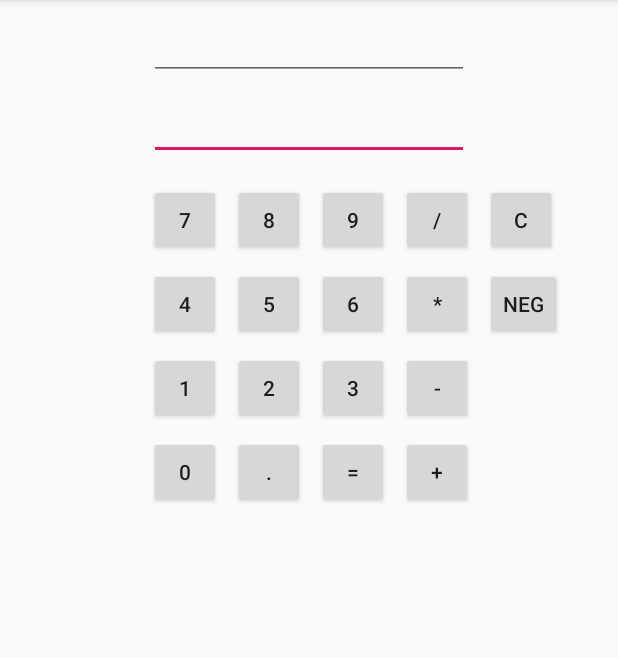
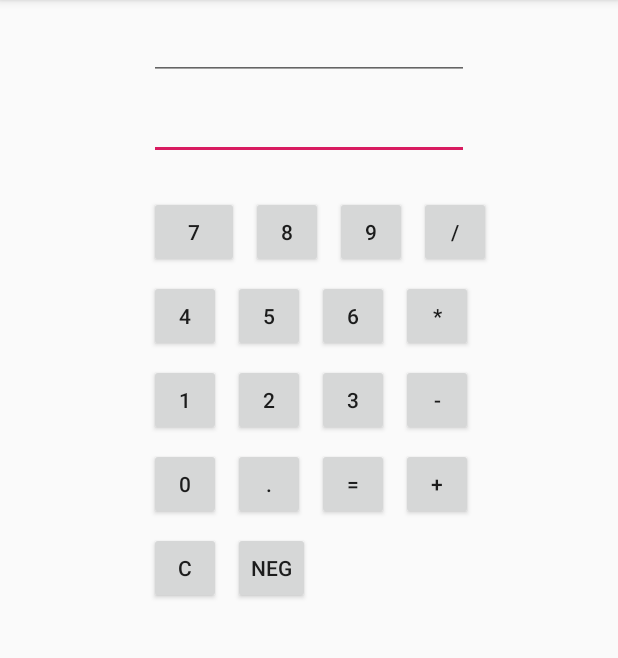
Before and after one commit to z35ali/Calculator, an Android app: the screen it shows after launch (MainActivity), on a phone screen of 412 x 824 dp, the part 84-742 px from its top. Run offline under Robolectric (Android 15) with nearby library versions, the phone set to English and light mode, and no system bars.

Commit message:
Layout Changes
- Landscape buttons wider

```diff
--- a/app/src/main/res/layout-land/activity_main.xml
+++ b/app/src/main/res/layout-land/activity_main.xml
@@ -49,7 +49,7 @@
         android:layout_width="wrap_content"
         android:layout_height="48dp"
         android:layout_marginRight="8dp"
-        android:minWidth="48dp"
+        android:minWidth="70dp"
         android:text="0"
         app:layout_constraintBaseline_toBaselineOf="@+id/buttonDecimal"
         app:layout_constraintRight_toLeftOf="@+id/buttonDecimal" />
@@ -58,9 +58,8 @@
         android:id="@+id/button1"
         android:layout_width="wrap_content"
         android:layout_height="wrap_content"
-        android:layout_marginEnd="8dp"
         android:layout_marginRight="8dp"
-        android:minWidth="48dp"
+        android:minWidth="70dp"
         android:text="1"
         app:layout_constraintBaseline_toBaselineOf="@+id/button2"
         app:layout_constraintRight_toLeftOf="@+id/button2" />
@@ -69,7 +68,7 @@
         android:id="@+id/button2"
         android:layout_width="wrap_content"
         android:layout_height="wrap_content"
-        android:minWidth="48dp"
+        android:minWidth="70dp"
         android:text="2"
         app:layout_constraintBaseline_toBaselineOf="@+id/button3"
         app:layout_constraintRight_toRightOf="@+id/button5" />
@@ -79,7 +78,7 @@
         android:layout_width="wrap_content"
         android:layout_height="wrap_content"
         android:layout_marginTop="8dp"
-        android:minWidth="48dp"
+        android:minWidth="70dp"
         android:text="3"
         app:layout_constraintLeft_toLeftOf="@+id/button6"
         app:layout_constraintTop_toBottomOf="@+id/button6" />
@@ -88,9 +87,8 @@
         android:id="@+id/button4"
         android:layout_width="wrap_content"
         android:layout_height="wrap_content"
-        android:layout_marginEnd="8dp"
         android:layout_marginRight="8dp"
-        android:minWidth="48dp"
+        android:minWidth="70dp"
         android:text="4"
         app:layout_constraintBaseline_toBaselineOf="@+id/button5"
         app:layout_constraintRight_toLeftOf="@+id/button5" />
@@ -99,7 +97,7 @@
         android:id="@+id/button5"
         android:layout_width="wrap_content"
         android:layout_height="wrap_content"
-        android:minWidth="48dp"
+        android:minWidth="70dp"
         android:text="5"
         app:layout_constraintBaseline_toBaselineOf="@+id/button6"
         app:layout_constraintRight_toRightOf="@+id/button8" />
@@ -109,7 +107,7 @@
         android:layout_width="wrap_content"
         android:layout_height="wrap_content"
         android:layout_marginTop="8dp"
-        android:minWidth="48dp"
+        android:minWidth="70dp"
         android:text="6"
         app:layout_constraintLeft_toLeftOf="@+id/button9"
         app:layout_constraintTop_toBottomOf="@+id/button9" />
@@ -118,9 +116,8 @@
         android:id="@+id/button7"
         android:layout_width="wrap_content"
         android:layout_height="wrap_content"
-        android:layout_marginEnd="8dp"
         android:layout_marginRight="8dp"
-        android:minWidth="48dp"
+        android:minWidth="70dp"
         android:text="7"
         app:layout_constraintBaseline_toBaselineOf="@+id/button8"
         app:layout_constraintRight_toLeftOf="@+id/button8" />
@@ -129,9 +126,8 @@
         android:id="@+id/button8"
         android:layout_width="wrap_content"
         android:layout_height="wrap_content"
-        android:layout_marginEnd="8dp"
         android:layout_marginRight="8dp"
-        android:minWidth="48dp"
+        android:minWidth="70dp"
         android:text="8"
         app:layout_constraintBaseline_toBaselineOf="@+id/button9"
         app:layout_constraintRight_toLeftOf="@+id/button9" />
@@ -140,12 +136,10 @@
         android:id="@+id/button9"
         android:layout_width="wrap_content"
         android:layout_height="wrap_content"
-        android:layout_marginStart="16dp"
         android:layout_marginLeft="16dp"
         android:layout_marginTop="8dp"
-        android:layout_marginEnd="16dp"
         android:layout_marginRight="16dp"
-        android:minWidth="48dp"
+        android:minWidth="70dp"
         android:text="9"
         app:layout_constraintLeft_toLeftOf="@+id/activity_main"
         app:layout_constraintRight_toRightOf="@+id/activity_main"
@@ -156,8 +150,7 @@
         android:layout_width="wrap_content"
         android:layout_height="wrap_content"
         android:layout_marginLeft="8dp"
-        android:layout_marginStart="8dp"
-        android:minWidth="48dp"
+        android:minWidth="70dp"
         android:text="/"
         app:layout_constraintBaseline_toBaselineOf="@+id/button9"
         app:layout_constraintLeft_toRightOf="@+id/button9" />
@@ -167,8 +160,7 @@
         android:layout_width="wrap_content"
         android:layout_height="wrap_content"
         android:layout_marginLeft="8dp"
-        android:layout_marginStart="8dp"
-        android:minWidth="48dp"
+        android:minWidth="70dp"
         android:text="*"
         app:layout_constraintBaseline_toBaselineOf="@+id/button6"
         app:layout_constraintLeft_toRightOf="@+id/button6" />
@@ -178,8 +170,7 @@
         android:layout_width="wrap_content"
         android:layout_height="48dp"
         android:layout_marginLeft="8dp"
-        android:layout_marginStart="8dp"
-        android:minWidth="48dp"
+        android:minWidth="70dp"
         android:text="-"
         app:layout_constraintBaseline_toBaselineOf="@+id/button3"
         app:layout_constraintLeft_toRightOf="@+id/button3" />
@@ -189,8 +180,7 @@
         android:layout_width="wrap_content"
         android:layout_height="wrap_content"
         android:layout_marginLeft="8dp"
-        android:layout_marginStart="8dp"
-        android:minWidth="48dp"
+        android:minWidth="70dp"
         android:text="+"
         app:layout_constraintBaseline_toBaselineOf="@+id/buttonEquals"
         app:layout_constraintLeft_toRightOf="@+id/buttonEquals" />
@@ -199,7 +189,7 @@
         android:id="@+id/buttonDecimal"
         android:layout_width="wrap_content"
         android:layout_height="wrap_content"
-        android:minWidth="48dp"
+        android:minWidth="70dp"
         android:text="."
         app:layout_constraintBaseline_toBaselineOf="@+id/buttonEquals"
         app:layout_constraintRight_toRightOf="@+id/button2" />
@@ -209,7 +199,7 @@
         android:layout_width="wrap_content"
         android:layout_height="wrap_content"
         android:layout_marginTop="8dp"
-        android:minWidth="48dp"
+        android:minWidth="70dp"
         android:text="="
         app:layout_constraintLeft_toLeftOf="@+id/button3"
         app:layout_constraintTop_toBottomOf="@+id/button3" />
--- a/app/src/main/res/layout/activity_main.xml
+++ b/app/src/main/res/layout/activity_main.xml
@@ -2,6 +2,7 @@
 <android.support.constraint.ConstraintLayout xmlns:android="http://schemas.android.com/apk/res/android"
     xmlns:app="http://schemas.android.com/apk/res-auto"
     xmlns:tools="http://schemas.android.com/tools"
+    android:id="@+id/activity_main"
     android:layout_width="match_parent"
     android:layout_height="match_parent"
     tools:context=".MainActivity">
@@ -13,17 +14,73 @@
         android:layout_marginStart="8dp"
         android:minWidth="48dp"
         android:text="NEG"
-        app:layout_constraintBaseline_toBaselineOf="@+id/buttonMultiply"
-        app:layout_constraintStart_toEndOf="@+id/buttonMultiply" />
+        app:layout_constraintBaseline_toBaselineOf="@+id/buttonClear"
+        app:layout_constraintStart_toEndOf="@+id/buttonClear" />
+
+    <Button
+        android:id="@+id/buttonClear"
+        android:layout_width="wrap_content"
+        android:layout_height="wrap_content"
+        android:layout_marginTop="8dp"
+        android:minWidth="48dp"
+        android:text="C"
+        app:layout_constraintStart_toStartOf="@+id/button0"
+        app:layout_constraintTop_toBottomOf="@+id/button0" />
+
+    <EditText
+        android:id="@+id/result"
+        android:layout_width="wrap_content"
+        android:layout_height="wrap_content"
+        android:layout_marginEnd="8dp"
+        android:layout_marginLeft="8dp"
+        android:layout_marginRight="8dp"
+        android:layout_marginStart="8dp"
+        android:layout_marginTop="8dp"
+        android:ems="10"
+        android:focusable="false"
+        android:focusableInTouchMode="false"
+        android:inputType="numberSigned|numberDecimal"
+        app:layout_constraintLeft_toLeftOf="@+id/activity_main"
+        app:layout_constraintRight_toRightOf="@+id/activity_main"
+        app:layout_constraintTop_toTopOf="@+id/activity_main" />
+
+    <TextView
+        android:id="@+id/operation"
+        android:layout_width="wrap_content"
+        android:layout_height="wrap_content"
+        android:layout_marginEnd="8dp"
+        android:layout_marginLeft="8dp"
+        android:layout_marginRight="8dp"
+        android:layout_marginStart="8dp"
+        android:textSize="18sp"
+        android:textStyle="normal|bold"
+        app:layout_constraintBaseline_toBaselineOf="@+id/newNumber"
+        app:layout_constraintLeft_toLeftOf="@+id/activity_main"
+        app:layout_constraintRight_toLeftOf="@+id/newNumber" />
+
+    <EditText
+        android:id="@+id/newNumber"
+        android:layout_width="wrap_content"
+        android:layout_height="wrap_content"
+        android:layout_marginEnd="8dp"
+        android:layout_marginLeft="8dp"
+        android:layout_marginRight="8dp"
+        android:layout_marginStart="8dp"
+        android:layout_marginTop="8dp"
+        android:ems="10"
+        android:inputType="numberSigned|numberDecimal"
+        app:layout_constraintLeft_toLeftOf="@+id/activity_main"
+        app:layout_constraintRight_toRightOf="@+id/activity_main"
+        app:layout_constraintTop_toBottomOf="@+id/result" />
 
     <Button
         android:id="@+id/button0"
         android:layout_width="wrap_content"
-        android:layout_height="wrap_content"
+        android:layout_height="48dp"
         android:layout_marginTop="8dp"
         android:minWidth="48dp"
         android:text="0"
-        app:layout_constraintStart_toStartOf="@+id/button1"
+        app:layout_constraintLeft_toLeftOf="@+id/button1"
         app:layout_constraintTop_toBottomOf="@+id/button1" />
 
     <Button
@@ -33,28 +90,28 @@
         android:layout_marginTop="8dp"
         android:minWidth="48dp"
         android:text="1"
-        app:layout_constraintStart_toStartOf="@+id/button4"
+        app:layout_constraintLeft_toLeftOf="@+id/button4"
         app:layout_constraintTop_toBottomOf="@+id/button4" />
 
     <Button
         android:id="@+id/button2"
         android:layout_width="wrap_content"
         android:layout_height="wrap_content"
-        android:layout_marginStart="8dp"
+        android:layout_marginLeft="8dp"
         android:minWidth="48dp"
         android:text="2"
         app:layout_constraintBaseline_toBaselineOf="@+id/button1"
-        app:layout_constraintStart_toEndOf="@+id/button1" />
+        app:layout_constraintLeft_toRightOf="@+id/button1" />
 
     <Button
         android:id="@+id/button3"
         android:layout_width="wrap_content"
         android:layout_height="wrap_content"
-        android:layout_marginStart="8dp"
+        android:layout_marginLeft="8dp"
         android:minWidth="48dp"
         android:text="3"
         app:layout_constraintBaseline_toBaselineOf="@+id/button2"
-        app:layout_constraintStart_toEndOf="@+id/button2" />
+        app:layout_constraintLeft_toRightOf="@+id/button2" />
 
     <Button
         android:id="@+id/button4"
@@ -63,35 +120,35 @@
         android:layout_marginTop="8dp"
         android:minWidth="48dp"
         android:text="4"
-        app:layout_constraintStart_toStartOf="@+id/button7"
+        app:layout_constraintLeft_toLeftOf="@+id/button7"
         app:layout_constraintTop_toBottomOf="@+id/button7" />
 
     <Button
         android:id="@+id/button5"
         android:layout_width="wrap_content"
         android:layout_height="wrap_content"
-        android:layout_marginStart="8dp"
+        android:layout_marginLeft="8dp"
         android:minWidth="48dp"
         android:text="5"
         app:layout_constraintBaseline_toBaselineOf="@+id/button4"
-        app:layout_constraintStart_toEndOf="@+id/button4" />
+        app:layout_constraintLeft_toRightOf="@+id/button4" />
 
     <Button
         android:id="@+id/button6"
         android:layout_width="wrap_content"
         android:layout_height="wrap_content"
-        android:layout_marginStart="8dp"
+        android:layout_marginLeft="8dp"
         android:minWidth="48dp"
         android:text="6"
         app:layout_constraintBaseline_toBaselineOf="@+id/button5"
-        app:layout_constraintStart_toEndOf="@+id/button5" />
+        app:layout_constraintLeft_toRightOf="@+id/button5" />
 
     <Button
         android:id="@+id/button7"
         android:layout_width="wrap_content"
         android:layout_height="wrap_content"
-        android:layout_marginTop="16dp"
-        android:minWidth="48dp"
+        android:layout_marginTop="24dp"
+        android:minWidth="60dp"
         android:text="7"
         app:layout_constraintStart_toStartOf="@+id/newNumber"
         app:layout_constraintTop_toBottomOf="@+id/newNumber" />
@@ -100,131 +157,80 @@
         android:id="@+id/button8"
         android:layout_width="wrap_content"
         android:layout_height="wrap_content"
-        android:layout_marginStart="8dp"
+        android:layout_marginLeft="8dp"
         android:minWidth="48dp"
         android:text="8"
         app:layout_constraintBaseline_toBaselineOf="@+id/button7"
-        app:layout_constraintStart_toEndOf="@+id/button7" />
+        app:layout_constraintLeft_toRightOf="@+id/button7" />
 
     <Button
         android:id="@+id/button9"
         android:layout_width="wrap_content"
         android:layout_height="wrap_content"
-        android:layout_marginStart="8dp"
+        android:layout_marginLeft="8dp"
         android:minWidth="48dp"
         android:text="9"
         app:layout_constraintBaseline_toBaselineOf="@+id/button8"
-        app:layout_constraintStart_toEndOf="@+id/button8" />
+        app:layout_constraintLeft_toRightOf="@+id/button8" />
 
     <Button
         android:id="@+id/buttonDivide"
         android:layout_width="wrap_content"
         android:layout_height="wrap_content"
-        android:layout_marginStart="8dp"
+        android:layout_marginLeft="8dp"
         android:minWidth="48dp"
         android:text="/"
         app:layout_constraintBaseline_toBaselineOf="@+id/button9"
-        app:layout_constraintStart_toEndOf="@+id/button9" />
-
-    <Button
-        android:id="@+id/buttonClear"
-        android:layout_width="wrap_content"
-        android:layout_height="wrap_content"
-        android:layout_marginStart="8dp"
-        android:minWidth="48dp"
-        android:text="C"
-        app:layout_constraintBaseline_toBaselineOf="@+id/buttonDivide"
-        app:layout_constraintStart_toEndOf="@+id/buttonDivide" />
+        app:layout_constraintLeft_toRightOf="@+id/button9" />
 
     <Button
         android:id="@+id/buttonMultiply"
         android:layout_width="wrap_content"
         android:layout_height="wrap_content"
-        android:layout_marginStart="8dp"
+        android:layout_marginLeft="8dp"
         android:minWidth="48dp"
         android:text="*"
         app:layout_constraintBaseline_toBaselineOf="@+id/button6"
-        app:layout_constraintStart_toEndOf="@+id/button6" />
+        app:layout_constraintLeft_toRightOf="@+id/button6" />
 
     <Button
         android:id="@+id/buttonSubtract"
         android:layout_width="wrap_content"
-        android:layout_height="wrap_content"
-        android:layout_marginStart="8dp"
+        android:layout_height="48dp"
+        android:layout_marginLeft="8dp"
         android:minWidth="48dp"
         android:text="-"
         app:layout_constraintBaseline_toBaselineOf="@+id/button3"
-        app:layout_constraintStart_toEndOf="@+id/button3" />
+        app:layout_constraintLeft_toRightOf="@+id/button3" />
 
     <Button
         android:id="@+id/buttonAdd"
         android:layout_width="wrap_content"
         android:layout_height="wrap_content"
-        android:layout_marginStart="8dp"
+        android:layout_marginLeft="8dp"
         android:minWidth="48dp"
         android:text="+"
         app:layout_constraintBaseline_toBaselineOf="@+id/buttonEquals"
-        app:layout_constraintStart_toEndOf="@+id/buttonEquals" />
+        app:layout_constraintLeft_toRightOf="@+id/buttonEquals" />
+
+    <Button
+        android:id="@+id/buttonDecimal"
+        android:layout_width="wrap_content"
+        android:layout_height="wrap_content"
+        android:layout_marginLeft="8dp"
+        android:minWidth="48dp"
+        android:text="."
+        app:layout_constraintBaseline_toBaselineOf="@+id/button0"
+        app:layout_constraintLeft_toRightOf="@+id/button0" />
 
     <Button
         android:id="@+id/buttonEquals"
         android:layout_width="wrap_content"
         android:layout_height="wrap_content"
-        android:layout_marginStart="8dp"
+        android:layout_marginLeft="8dp"
         android:minWidth="48dp"
         android:text="="
         app:layout_constraintBaseline_toBaselineOf="@+id/buttonDecimal"
-        app:layout_constraintStart_toEndOf="@+id/buttonDecimal" />
-
-    <Button
-        android:id="@+id/buttonDecimal"
-        android:layout_width="wrap_content"
-        android:layout_height="wrap_content"
-        android:layout_marginStart="8dp"
-        android:minWidth="48dp"
-        android:text="."
-        app:layout_constraintBaseline_toBaselineOf="@+id/button0"
-        app:layout_constraintStart_toEndOf="@+id/button0" />
-
-    <EditText
-        android:id="@+id/result"
-        android:layout_width="wrap_content"
-        android:layout_height="wrap_content"
-        android:layout_marginStart="8dp"
-        android:layout_marginTop="8dp"
-        android:layout_marginEnd="8dp"
-        android:ems="10"
-        android:focusable="false"
-        android:focusableInTouchMode="false"
-        android:inputType="numberSigned"
-        app:layout_constraintEnd_toEndOf="parent"
-        app:layout_constraintHorizontal_bias="0.5"
-        app:layout_constraintStart_toStartOf="parent"
-        app:layout_constraintTop_toTopOf="parent" />
-
-    <TextView
-        android:id="@+id/operation"
-        android:layout_width="wrap_content"
-        android:layout_height="wrap_content"
-        android:layout_marginStart="8dp"
-        android:layout_marginEnd="8dp"
-        android:textSize="18sp"
-        android:textStyle="bold"
-        app:layout_constraintBaseline_toBaselineOf="@+id/newNumber"
-        app:layout_constraintEnd_toStartOf="@+id/newNumber"
-        app:layout_constraintStart_toStartOf="parent" />
-
-    <EditText
-        android:id="@+id/newNumber"
-        android:layout_width="wrap_content"
-        android:layout_height="wrap_content"
-        android:layout_marginStart="8dp"
-        android:layout_marginTop="8dp"
-        android:layout_marginEnd="8dp"
-        android:ems="10"
-        android:inputType="numberSigned|numberDecimal"
-        app:layout_constraintEnd_toEndOf="parent"
-        app:layout_constraintStart_toStartOf="parent"
-        app:layout_constraintTop_toBottomOf="@+id/result" />
+        app:layout_constraintLeft_toRightOf="@+id/buttonDecimal" />
 
 </android.support.constraint.ConstraintLayout>
```
